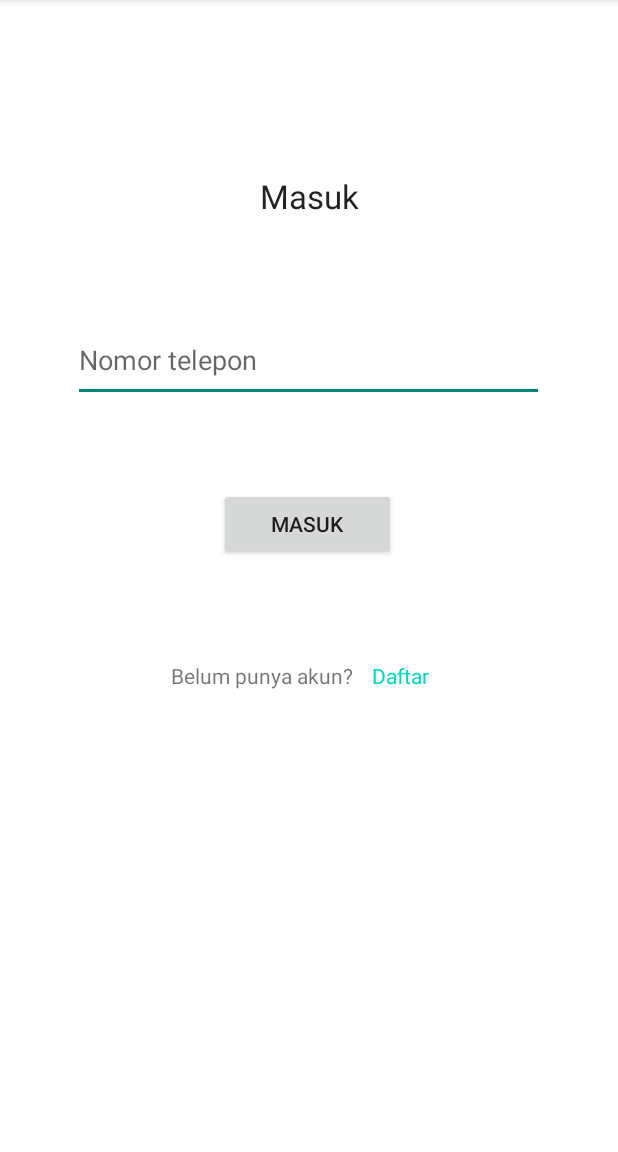
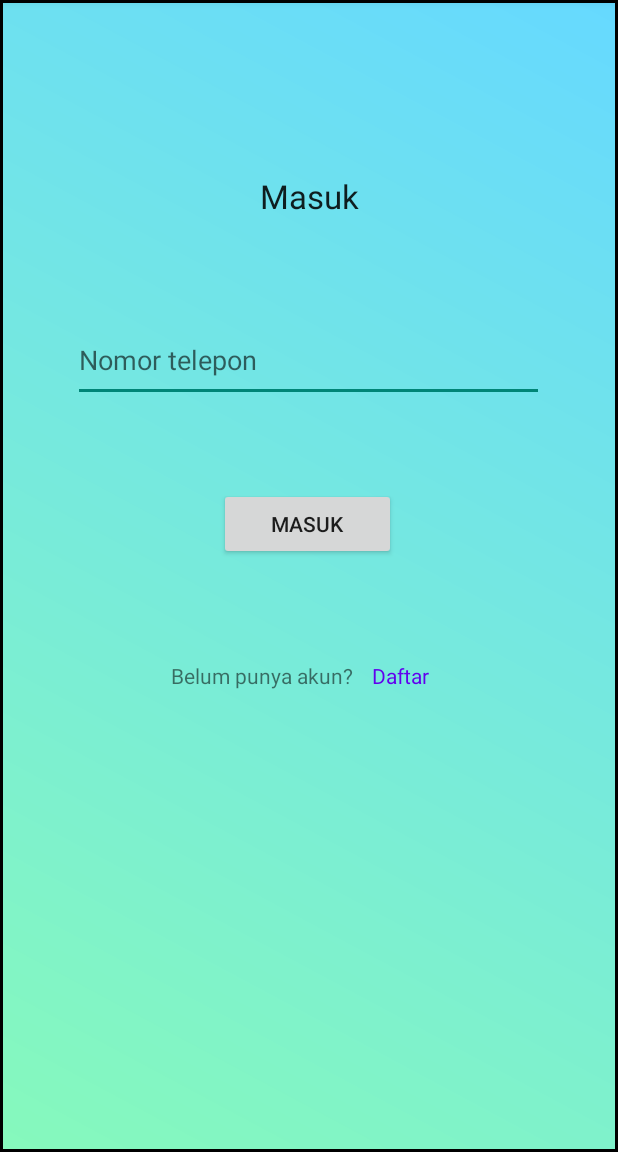
Before and after one commit to nakanaori/hackathon_RVJTeam, an Android app: the LoginActivity screen opened directly, with no data from a screen before it, on a phone screen of 412 x 824 dp, the part 84-1236 px from its top. Run offline under Robolectric (Android 15) with nearby library versions, the phone set to English and light mode, and no system bars.

Commit message:
edit dikit

```diff
--- a/app/src/main/res/layout/activity_daftar_user.xml
+++ b/app/src/main/res/layout/activity_daftar_user.xml
@@ -4,7 +4,7 @@
     xmlns:tools="http://schemas.android.com/tools"
     android:layout_width="match_parent"
     android:layout_height="match_parent"
-    android:background="@color/cyan">
+    android:background="@drawable/background_with_stroke">
 
 
     <TextView
--- a/app/src/main/res/layout/activity_login.xml
+++ b/app/src/main/res/layout/activity_login.xml
@@ -4,7 +4,7 @@
     xmlns:tools="http://schemas.android.com/tools"
     android:layout_width="match_parent"
     android:layout_height="match_parent"
-    android:background="@color/white">
+    android:background="@drawable/background_with_stroke">
 
 
     <EditText
@@ -92,7 +92,7 @@
         android:clickable="false"
         android:linksClickable="false"
         android:text="Daftar"
-        android:textColor="@color/colorAccent"
+        android:textColor="@color/colorPrimary"
         app:layout_constraintBottom_toBottomOf="parent"
         app:layout_constraintEnd_toEndOf="parent"
         app:layout_constraintStart_toEndOf="@+id/textView5"
```
